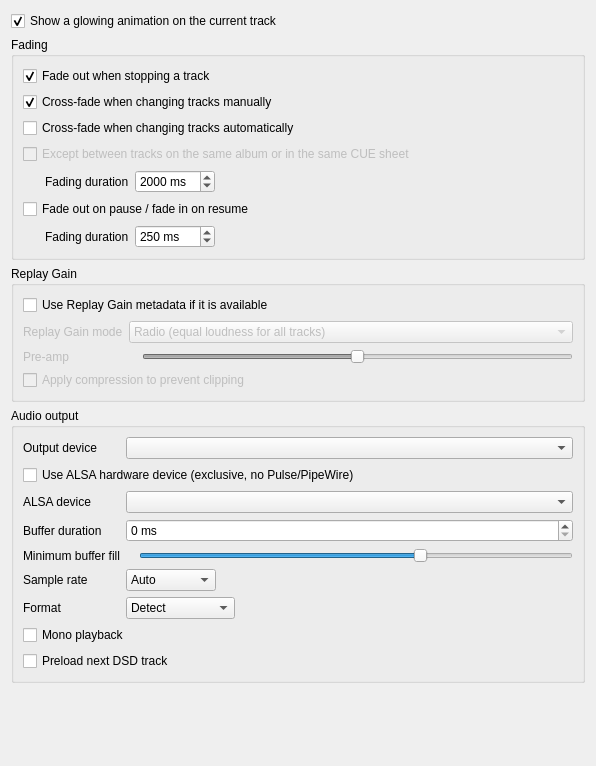
Old version of the form src/ui/playbacksettingspage.ui in the repository KalGeo/ClementineDSD.
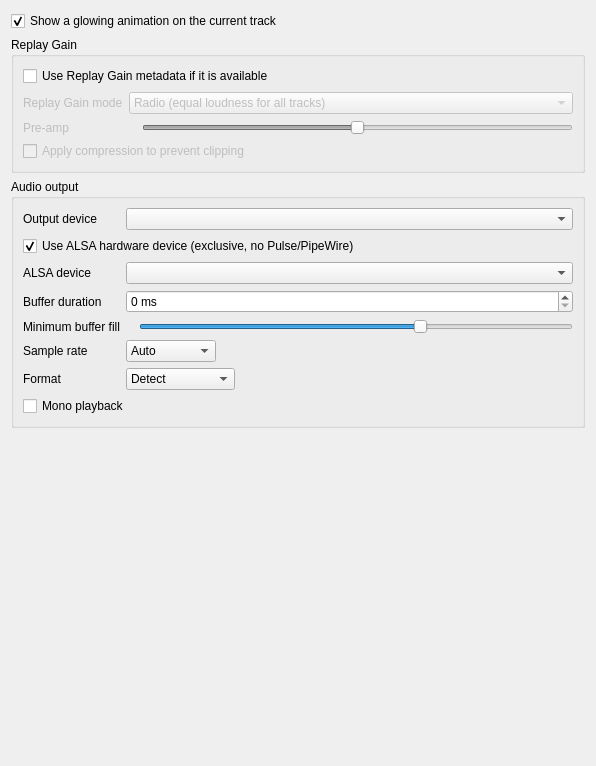
New version of the form. Custom widgets are drawn as their Qt base class.

Commit message: Release v1.4.1-dsd: ClementineDSD with native DSD support

Patch:
```diff
--- a/src/ui/playbacksettingspage.ui
+++ b/src/ui/playbacksettingspage.ui
@@ -24,165 +24,6 @@
      </property>
     </widget>
    </item>
-   <item>
-    <widget class="QGroupBox" name="groupBox">
-     <property name="title">
-      <string>Fading</string>
-     </property>
-     <layout class="QVBoxLayout" name="verticalLayout">
-      <item>
-       <widget class="QCheckBox" name="fading_out">
-        <property name="text">
-         <string>Fade out when stopping a track</string>
-        </property>
-        <property name="checked">
-         <bool>true</bool>
-        </property>
-       </widget>
-      </item>
-      <item>
-       <widget class="QCheckBox" name="fading_cross">
-        <property name="text">
-         <string>Cross-fade when changing tracks manually</string>
-        </property>
-        <property name="checked">
-         <bool>true</bool>
-        </property>
-       </widget>
-      </item>
-      <item>
-       <widget class="QCheckBox" name="fading_auto">
-        <property name="text">
-         <string>Cross-fade when changing tracks automatically</string>
-        </property>
-       </widget>
-      </item>
-      <item>
-       <widget class="QCheckBox" name="fading_samealbum">
-        <property name="enabled">
-         <bool>false</bool>
-        </property>
-        <property name="text">
-         <string>Except between tracks on the same album or in the same CUE sheet</string>
-        </property>
-       </widget>
-      </item>
-      <item>
-       <widget class="QWidget" name="fading_options" native="true">
-        <layout class="QHBoxLayout" name="horizontalLayout">
-         <property name="leftMargin">
-          <number>0</number>
-         </property>
-         <property name="topMargin">
-          <number>0</number>
-         </property>
-         <property name="rightMargin">
-          <number>0</number>
-         </property>
-         <property name="bottomMargin">
-          <number>0</number>
-         </property>
-         <item>
-          <widget class="QLabel" name="label">
-           <property name="text">
-            <string>Fading duration</string>
-           </property>
-           <property name="indent">
-            <number>22</number>
-           </property>
-          </widget>
-         </item>
-         <item>
-          <widget class="QSpinBox" name="fading_duration">
-           <property name="suffix">
-            <string> ms</string>
-           </property>
-           <property name="minimum">
-            <number>1</number>
-           </property>
-           <property name="maximum">
-            <number>10000</number>
-           </property>
-           <property name="singleStep">
-            <number>1000</number>
-           </property>
-           <property name="value">
-            <number>2000</number>
-           </property>
-          </widget>
-         </item>
-         <item>
-          <spacer name="horizontalSpacer">
-           <property name="orientation">
-            <enum>Qt::Horizontal</enum>
-           </property>
-           <property name="sizeHint" stdset="0">
-            <size>
-             <width>257</width>
-             <height>20</height>
-            </size>
-           </property>
-          </spacer>
-         </item>
-        </layout>
-       </widget>
-      </item>
-      <item>
-       <widget class="QCheckBox" name="fadeout_pause">
-        <property name="text">
-         <string>Fade out on pause / fade in on resume</string>
-        </property>
-       </widget>
-      </item>
-      <item>
-       <layout class="QHBoxLayout" name="horizontalLayout_2">
-        <item>
-         <widget class="QLabel" name="label_2">
-          <property name="text">
-           <string>Fading duration</string>
-          </property>
-          <property name="indent">
-           <number>22</number>
-          </property>
-         </widget>
-        </item>
-        <item>
-         <widget class="QSpinBox" name="fading_pause_duration">
-          <property name="suffix">
-           <string> ms</string>
-          </property>
-          <property name="minimum">
-           <number>1</number>
-          </property>
-          <property name="maximum">
-           <number>10000</number>
-          </property>
-          <property name="singleStep">
-           <number>50</number>
-          </property>
-          <property name="value">
-           <number>250</number>
-          </property>
-         </widget>
-        </item>
-        <item>
-         <spacer name="horizontalSpacer_2">
-          <property name="orientation">
-           <enum>Qt::Horizontal</enum>
-          </property>
-          <property name="sizeHint" stdset="0">
-           <size>
-            <width>40</width>
-            <height>20</height>
-           </size>
-          </property>
-         </spacer>
-        </item>
-       </layout>
-      </item>
-     </layout>
-    </widget>
-   </item>
    <item>
     <widget class="QGroupBox" name="replaygain_group">
      <property name="title">
@@ -302,6 +143,9 @@
         <property name="text">
          <string>Use ALSA hardware device (exclusive, no Pulse/PipeWire)</string>
         </property>
+        <property name="checked">
+         <bool>true</bool>
+        </property>
        </widget>
       </item>
       <item row="2" column="0">
@@ -466,16 +310,6 @@
         </property>
        </widget>
       </item>
-      <item row="8" column="0" colspan="2">
-       <widget class="QCheckBox" name="dsd_preload_experimental">
-        <property name="toolTip">
-         <string>Preload next DSD file to reduce transition delay between tracks</string>
-        </property>
-        <property name="text">
-         <string>Preload next DSD track</string>
-        </property>
-       </widget>
-      </item>
       <item row="6" column="1">
        <layout class="QHBoxLayout" name="output_format_layout">
         <item>
```
Left out of the diff: 16 changed lines with no effect on the pictures. The commit also changes 9 other files.
